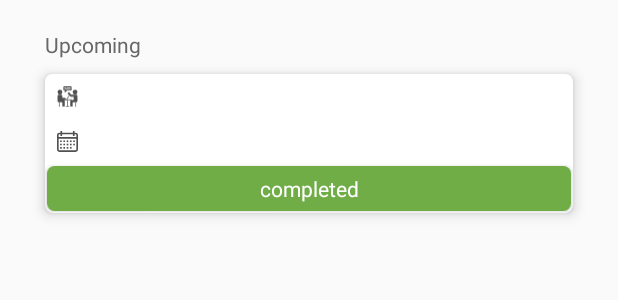
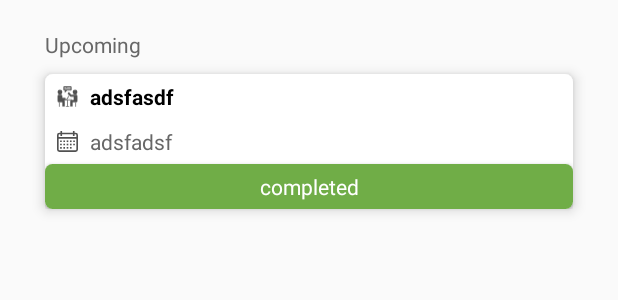
Before and after one commit to Projects-HST/Constituent, an Android app: the layout list_item_meeting.xml on its own in the app's theme, with its tools: preview values and no code run, on a phone screen of 412 x 824 dp. Shown: the top 300 px of the screen. Run offline under Robolectric (Android 15) with nearby library versions, the phone set to English and light mode, and no system bars.

Commit message:
Final fixes

```diff
--- a/app/src/main/res/layout/list_item_meeting.xml
+++ b/app/src/main/res/layout/list_item_meeting.xml
@@ -53,7 +53,7 @@
                         android:id="@+id/meeting_title"
                         android:layout_width="match_parent"
                         android:layout_height="wrap_content"
-                        android:text=""
+                        android:text="adsfasdf"
                         android:layout_gravity="center_vertical"
                         android:textColor="@color/black"
                         android:textSize="14sp"
@@ -77,7 +77,7 @@
                         android:id="@+id/meeting_date"
                         android:layout_width="match_parent"
                         android:layout_height="wrap_content"
-                        android:text=""
+                        android:text="adsfadsf"
                         android:layout_gravity="center_vertical"
                         android:textColor="@color/text_grey"
                         android:textSize="14sp" />
@@ -89,7 +89,7 @@
                     android:layout_width="match_parent"
                     android:layout_height="wrap_content"
                     app:cardCornerRadius="5dp"
-                    android:layout_margin="1dp">
+                    android:layout_margin="0dp">
 
                     <TextView
                         android:id="@+id/meeting_status"
```
Also changed, not shown: app/src/main/java/com/gms/constituent/adapter/MeetingListAdapter.java (+17 -1 lines).
